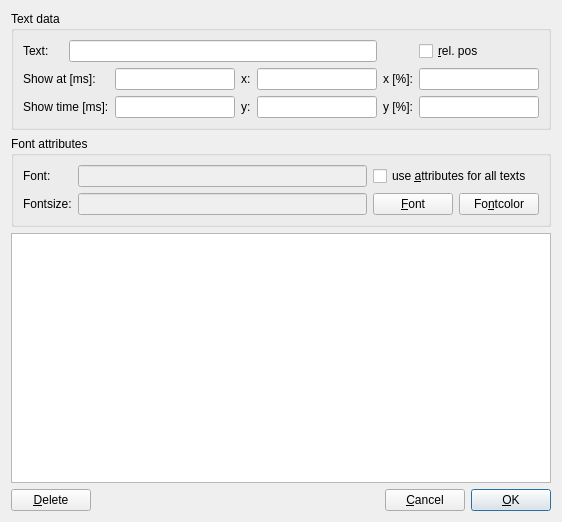
Old version of the form src/DynTextDlg4.ui in the repository mneuroth/MinDia.
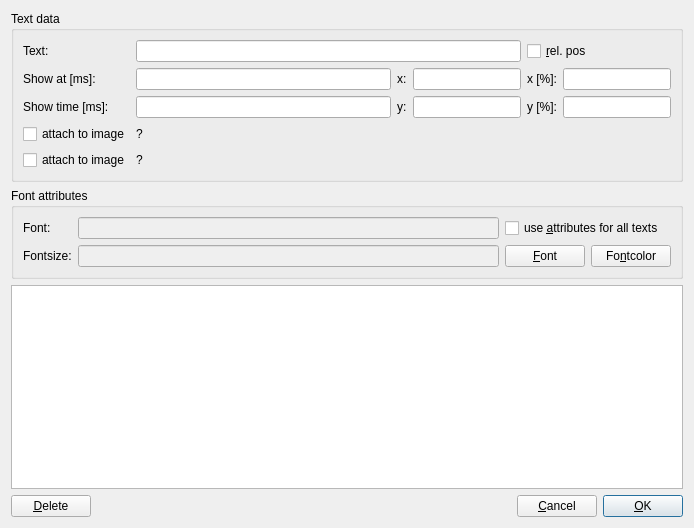
New version of the form.

The edit to the form file:
```diff
--- a/src/DynTextDlg4.ui
+++ b/src/DynTextDlg4.ui
@@ -6,8 +6,8 @@
    <rect>
     <x>0</x>
     <y>0</y>
-    <width>562</width>
-    <height>522</height>
+    <width>694</width>
+    <height>528</height>
    </rect>
   </property>
   <property name="sizePolicy">
@@ -39,17 +39,17 @@
         </property>
        </widget>
       </item>
-      <item row="0" column="1" colspan="4">
+      <item row="0" column="1" colspan="3">
        <widget class="QLineEdit" name="m_pText"/>
       </item>
-      <item row="0" column="6">
+      <item row="0" column="4" colspan="2">
        <widget class="QCheckBox" name="m_pRelPos">
         <property name="text">
          <string>&amp;rel. pos</string>
         </property>
        </widget>
       </item>
-      <item row="1" column="0" colspan="2">
+      <item row="1" column="0">
        <widget class="QLabel" name="TextLabel6">
         <property name="text">
          <string>Show at [ms]:</string>
@@ -59,20 +59,37 @@
         </property>
        </widget>
       </item>
-      <item row="1" column="2">
-       <widget class="QLineEdit" name="m_pShowAtTime"/>
+      <item row="1" column="1">
+       <widget class="QLineEdit" name="m_pShowAtTime">
+        <property name="sizePolicy">
+         <sizepolicy hsizetype="Expanding" vsizetype="Fixed">
+          <horstretch>0</horstretch>
+          <verstretch>0</verstretch>
+         </sizepolicy>
+        </property>
+        <property name="readOnly">
+         <bool>true</bool>
+        </property>
+       </widget>
       </item>
-      <item row="1" column="3">
+      <item row="1" column="2">
        <widget class="QLabel" name="label">
         <property name="text">
          <string>x:</string>
         </property>
        </widget>
       </item>
+      <item row="1" column="3">
+       <widget class="QLineEdit" name="m_pPosX">
+        <property name="sizePolicy">
+         <sizepolicy hsizetype="Fixed" vsizetype="Fixed">
+          <horstretch>0</horstretch>
+          <verstretch>0</verstretch>
+         </sizepolicy>
+        </property>
+       </widget>
+      </item>
       <item row="1" column="4">
-       <widget class="QLineEdit" name="m_pPosX"/>
-      </item>
-      <item row="1" column="5">
        <widget class="QLabel" name="TextLabel6_2_2">
         <property name="text">
          <string>x [%]:</string>
@@ -85,10 +102,17 @@
         </property>
        </widget>
       </item>
-      <item row="1" column="6">
-       <widget class="QLineEdit" name="m_pPosRelX"/>
+      <item row="1" column="5">
+       <widget class="QLineEdit" name="m_pPosRelX">
+        <property name="sizePolicy">
+         <sizepolicy hsizetype="Fixed" vsizetype="Fixed">
+          <horstretch>0</horstretch>
+          <verstretch>0</verstretch>
+         </sizepolicy>
+        </property>
+       </widget>
       </item>
-      <item row="2" column="0" colspan="2">
+      <item row="2" column="0">
        <widget class="QLabel" name="TextLabel5">
         <property name="text">
          <string>Show time [ms]:</string>
@@ -98,20 +122,31 @@
         </property>
        </widget>
       </item>
+      <item row="2" column="1">
+       <widget class="QLineEdit" name="m_pShowTime">
+        <property name="readOnly">
+         <bool>true</bool>
+        </property>
+       </widget>
+      </item>
       <item row="2" column="2">
-       <widget class="QLineEdit" name="m_pShowTime"/>
-      </item>
-      <item row="2" column="3">
        <widget class="QLabel" name="label_2">
         <property name="text">
          <string>y:</string>
         </property>
        </widget>
       </item>
+      <item row="2" column="3">
+       <widget class="QLineEdit" name="m_pPosY">
+        <property name="sizePolicy">
+         <sizepolicy hsizetype="Fixed" vsizetype="Fixed">
+          <horstretch>0</horstretch>
+          <verstretch>0</verstretch>
+         </sizepolicy>
+        </property>
+       </widget>
+      </item>
       <item row="2" column="4">
-       <widget class="QLineEdit" name="m_pPosY"/>
-      </item>
-      <item row="2" column="5">
        <widget class="QLabel" name="TextLabel6_2_2_2">
         <property name="text">
          <string>y [%]:</string>
@@ -124,8 +159,57 @@
         </property>
        </widget>
       </item>
-      <item row="2" column="6">
-       <widget class="QLineEdit" name="m_pPosRelY"/>
+      <item row="2" column="5">
+       <widget class="QLineEdit" name="m_pPosRelY">
+        <property name="sizePolicy">
+         <sizepolicy hsizetype="Fixed" vsizetype="Fixed">
+          <horstretch>0</horstretch>
+          <verstretch>0</verstretch>
+         </sizepolicy>
+        </property>
+       </widget>
+      </item>
+      <item row="3" column="0">
+       <widget class="QCheckBox" name="m_pChbAttachToImage1">
+        <property name="text">
+         <string>attach to image</string>
+        </property>
+       </widget>
+      </item>
+      <item row="3" column="1">
+       <widget class="QLabel" name="m_pAttachedImageIndex1">
+        <property name="text">
+         <string>?</string>
+        </property>
+       </widget>
+      </item>
+      <item row="3" column="2" colspan="4">
+       <widget class="QLabel" name="m_pAttachedImageUUID1">
+        <property name="text">
+         <string>&lt;attached image id&gt;</string>
+        </property>
+       </widget>
+      </item>
+      <item row="4" column="0">
+       <widget class="QCheckBox" name="m_pChbAttachToImage2">
+        <property name="text">
+         <string>attach to image</string>
+        </property>
+       </widget>
+      </item>
+      <item row="4" column="1">
+       <widget class="QLabel" name="m_pAttachedImageIndex2">
+        <property name="text">
+         <string>?</string>
+        </property>
+       </widget>
+      </item>
+      <item row="4" column="2" colspan="4">
+       <widget class="QLabel" name="m_pAttachedImageUUID2">
+        <property name="text">
+         <string>&lt;attached image id&gt;</string>
+        </property>
+       </widget>
       </item>
      </layout>
     </widget>
```
Left out of the diff: 56 changed lines with no effect on the pictures.
